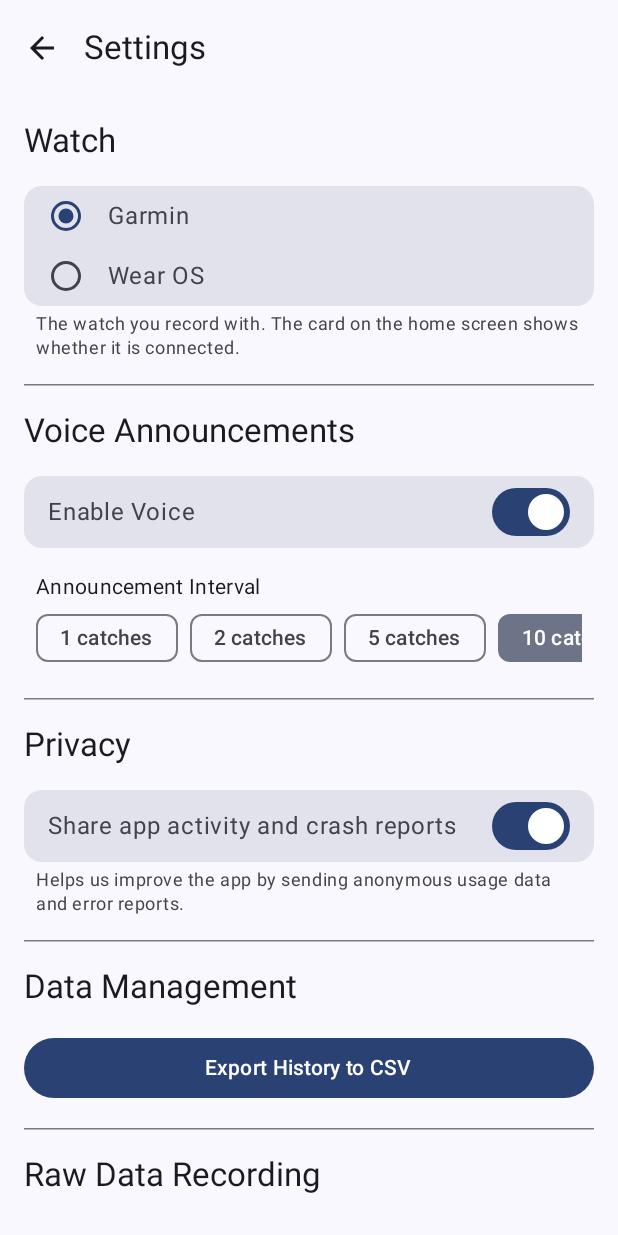
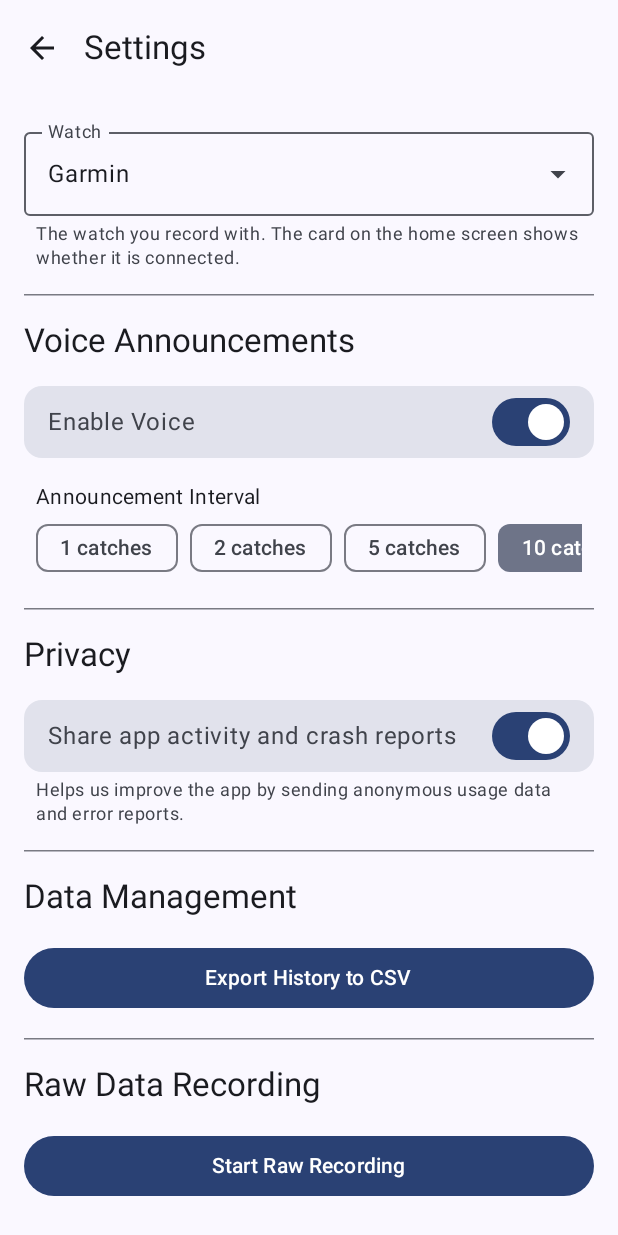
Before and after one commit to jumlauft/JugglingTracker, an Android app built with Jetpack Compose: the screen it shows after launch (MainActivity), after a tap on "Settings", on a phone screen of 412 x 824 dp. Run offline under Robolectric (Android 15) with nearby library versions, the phone set to English and light mode, and no system bars; libraries missing offline, so code that uses them is left out: com.garmin.android; 5 statements that could not run were skipped.

Commit message:
Keep the watch card one size and pick the watch from a drop-down
The watch card grew and shrank as its text changed between states. It now
lays out every text its watch can show invisibly underneath the current
one, so it is always as tall as its tallest state. The Settings choice
between Garmin and Wear OS is now a compact drop-down.

Co-Authored-By: Claude Opus 5.5 (1M context) <noreply@anthropic.com>
Claude-Session: https://claude.ai/code/session_01Tpz71AjBrSfF4agsKbFwbB

```diff
--- a/android/app/src/main/java/com/juggling/tracker/ui/GarminStatusHeader.kt
+++ b/android/app/src/main/java/com/juggling/tracker/ui/GarminStatusHeader.kt
@@ -9,6 +9,8 @@ import androidx.compose.material3.*
 import androidx.compose.runtime.*
 import androidx.compose.ui.Alignment
 import androidx.compose.ui.Modifier
+import androidx.compose.ui.draw.alpha
+import androidx.compose.ui.semantics.clearAndSetSemantics
 import androidx.compose.ui.text.style.TextAlign
 import androidx.compose.ui.res.stringResource
 import androidx.compose.ui.text.font.FontWeight
@@ -51,7 +53,17 @@ fun GarminStatusHeader(
         WatchType.GARMIN -> garminCardState(status, message, onGarminLinkClick, onGarminSessionClick)
         WatchType.WEAR_OS -> wearCardState(wearStatus, onWearLinkClick, onWearSessionClick)
     }
-    WatchHeaderRow(card, onPhoneRecordClick)
+    // Every text this watch's card can show, so the card is sized for the
+    // longest and keeps one size as it turns green, red or amber.
+    val allTexts = when (watchType) {
+        WatchType.GARMIN -> GarminConnectionStatus.entries.map {
+            garminCardState(it, message, onGarminLinkClick, onGarminSessionClick)
+        }
+        WatchType.WEAR_OS -> WearConnectionStatus.entries.map {
+            wearCardState(it, onWearLinkClick, onWearSessionClick)
+        }
+    }.map { it.title to it.detail }
+    WatchHeaderRow(card, allTexts, onPhoneRecordClick)
 }
 
 @Composable
@@ -167,7 +179,11 @@ private fun garminCardState(
 
 @OptIn(ExperimentalMaterial3Api::class)
 @Composable
-private fun WatchHeaderRow(card: WatchCardState, onPhoneRecordClick: () -> Unit) {
+private fun WatchHeaderRow(
+    card: WatchCardState,
+    allTexts: List<Pair<String, String?>>,
+    onPhoneRecordClick: () -> Unit,
+) {
     Row(
         modifier = Modifier
             .fillMaxWidth()
@@ -197,22 +213,16 @@ private fun WatchHeaderRow(card: WatchCardState, onPhoneRecordClick: () -> Unit)
                     tint = card.content
                 )
                 Spacer(modifier = Modifier.height(8.dp))
-                Text(
-                    text = card.title,
-                    style = MaterialTheme.typography.titleSmall,
-                    color = card.content,
-                    fontWeight = FontWeight.Bold,
-                    textAlign = androidx.compose.ui.text.style.TextAlign.Center
-                )
-
-                if (card.detail != null) {
-                    Spacer(modifier = Modifier.height(4.dp))
-                    Text(
-                        text = card.detail,
-                        style = MaterialTheme.typography.bodySmall,
-                        color = card.content.copy(alpha = 0.8f),
-                        textAlign = androidx.compose.ui.text.style.TextAlign.Center
-                    )
+                // The other states' texts are laid out invisibly underneath,
+                // so the card is as tall as its tallest state in every state.
+                Box(contentAlignment = Alignment.Center) {
+                    allTexts.forEach { (title, detail) ->
+                        WatchCardText(
+                            title, detail, card.content,
+                            Modifier.alpha(0f).clearAndSetSemantics {},
+                        )
+                    }
+                    WatchCardText(card.title, card.detail, card.content)
                 }
             }
         }
@@ -248,3 +258,31 @@ private fun WatchHeaderRow(card: WatchCardState, onPhoneRecordClick: () -> Unit)
         }
     }
 }
+
+@Composable
+private fun WatchCardText(
+    title: String,
+    detail: String?,
+    color: androidx.compose.ui.graphics.Color,
+    modifier: Modifier = Modifier,
+) {
+    Column(modifier, horizontalAlignment = Alignment.CenterHorizontally) {
+        Text(
+            text = title,
+            style = MaterialTheme.typography.titleSmall,
+            color = color,
+            fontWeight = FontWeight.Bold,
+            textAlign = TextAlign.Center
+        )
+
+        if (detail != null) {
+            Spacer(modifier = Modifier.height(4.dp))
+            Text(
+                text = detail,
+                style = MaterialTheme.typography.bodySmall,
+                color = color.copy(alpha = 0.8f),
+                textAlign = TextAlign.Center
+            )
+        }
+    }
+}
--- a/android/app/src/main/java/com/juggling/tracker/ui/SettingsScreen.kt
+++ b/android/app/src/main/java/com/juggling/tracker/ui/SettingsScreen.kt
@@ -5,8 +5,6 @@ import android.widget.Toast
 import androidx.compose.foundation.horizontalScroll
 import androidx.compose.foundation.layout.*
 import androidx.compose.foundation.rememberScrollState
-import androidx.compose.foundation.selection.selectable
-import androidx.compose.foundation.selection.selectableGroup
 import androidx.compose.foundation.selection.toggleable
 import androidx.compose.foundation.verticalScroll
 import androidx.compose.material.icons.filled.Settings
@@ -66,37 +64,11 @@ fun SettingsScreen(viewModel: JugglingViewModel) {
         verticalArrangement = Arrangement.spacedBy(space = 16.dp),
     ) {
         // Watch
-        Text(text = stringResource(R.string.section_watch), style = MaterialTheme.typography.titleLarge)
-
         Column(verticalArrangement = Arrangement.spacedBy(4.dp)) {
-            Card(
-                modifier = Modifier.fillMaxWidth().selectableGroup(),
-                colors = CardDefaults.cardColors(containerColor = MaterialTheme.colorScheme.surfaceVariant),
-            ) {
-                listOf(
-                    WatchType.GARMIN to stringResource(R.string.watch_type_garmin),
-                    WatchType.WEAR_OS to stringResource(R.string.watch_type_wear_os),
-                ).forEach { (type, label) ->
-                    Row(
-                        Modifier
-                            .fillMaxWidth()
-                            .selectable(
-                                selected = viewModel.watchType == type,
-                                onClick = { viewModel.setWatchType(type) },
-                                role = Role.RadioButton,
-                            )
-                            .padding(horizontal = 16.dp, vertical = 8.dp),
-                        verticalAlignment = Alignment.CenterVertically,
-                    ) {
-                        RadioButton(selected = viewModel.watchType == type, onClick = null)
-                        Text(
-                            text = label,
-                            style = MaterialTheme.typography.bodyLarge,
-                            modifier = Modifier.padding(start = 16.dp),
-                        )
-                    }
-                }
-            }
+            WatchTypeDropdown(
+                selected = viewModel.watchType,
+                onSelect = { viewModel.setWatchType(it) },
+            )
             Text(
                 text = stringResource(R.string.desc_watch),
                 style = MaterialTheme.typography.bodySmall,
@@ -213,6 +185,42 @@ fun SettingsScreen(viewModel: JugglingViewModel) {
                 colors = ButtonDefaults.outlinedButtonColors(contentColor = MaterialTheme.colorScheme.error)
             ) {
                 Text(stringResource(R.string.action_clear_recordings))
+            }
+        }
+    }
+}
+
+/** Garmin or Wear OS, as a compact drop-down. */
+@OptIn(ExperimentalMaterial3Api::class)
+@Composable
+private fun WatchTypeDropdown(selected: WatchType, onSelect: (WatchType) -> Unit) {
+    val options = listOf(
+        WatchType.GARMIN to stringResource(R.string.watch_type_garmin),
+        WatchType.WEAR_OS to stringResource(R.string.watch_type_wear_os),
+    )
+    var expanded by remember { mutableStateOf(false) }
+    ExposedDropdownMenuBox(expanded = expanded, onExpandedChange = { expanded = it }) {
+        OutlinedTextField(
+            value = options.first { it.first == selected }.second,
+            onValueChange = {},
+            readOnly = true,
+            singleLine = true,
+            label = { Text(stringResource(R.string.section_watch)) },
+            trailingIcon = { ExposedDropdownMenuDefaults.TrailingIcon(expanded = expanded) },
+            modifier = Modifier
+                .fillMaxWidth()
+                .menuAnchor(MenuAnchorType.PrimaryNotEditable),
+        )
+        ExposedDropdownMenu(expanded = expanded, onDismissRequest = { expanded = false }) {
+            options.forEach { (type, label) ->
+                DropdownMenuItem(
+                    text = { Text(label) },
+                    onClick = {
+                        onSelect(type)
+                        expanded = false
+                    },
+                    contentPadding = ExposedDropdownMenuDefaults.ItemContentPadding,
+                )
             }
         }
     }
```
Also changed, not shown: 1 other file.
